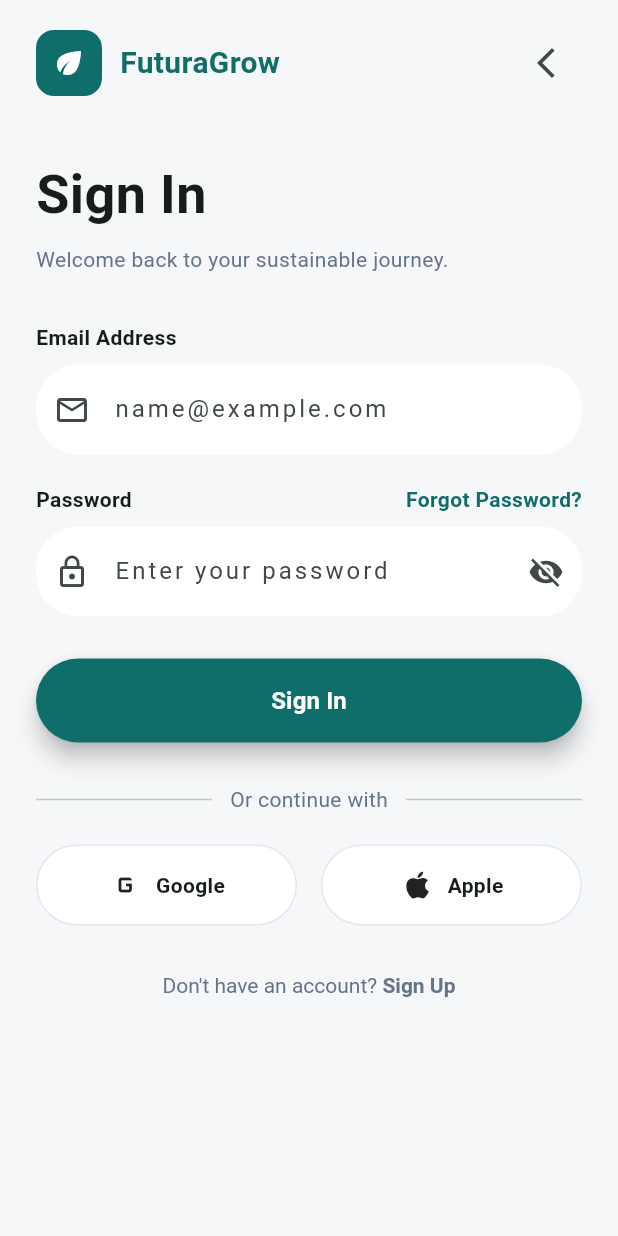
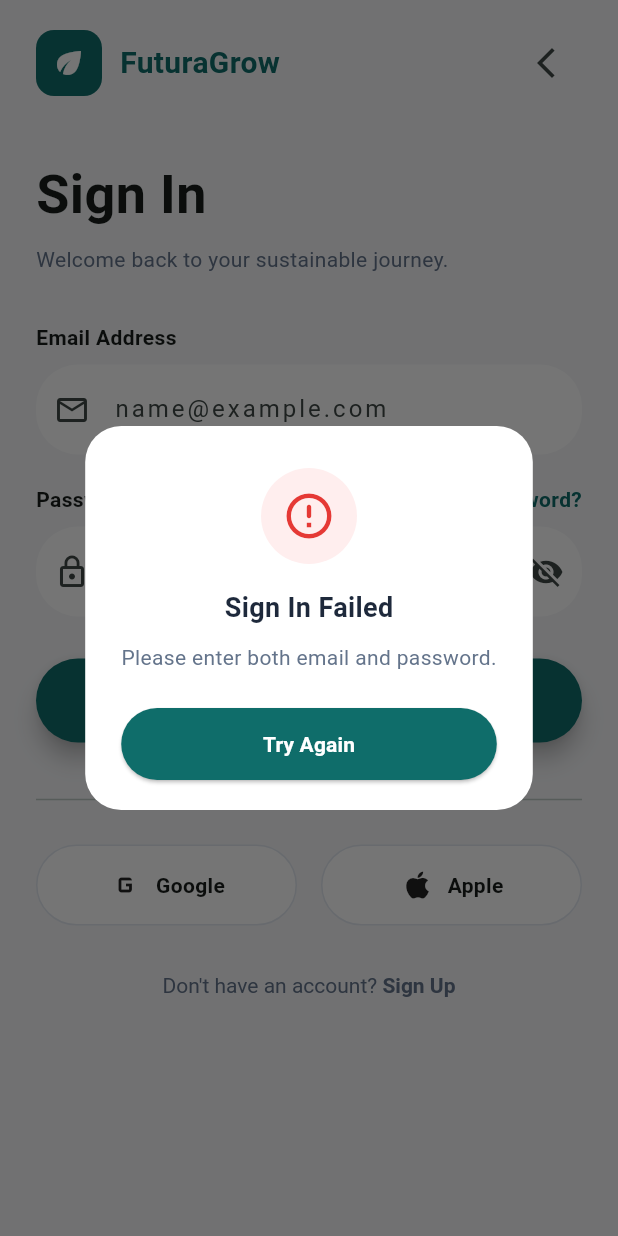
Before and after one commit to KwanJunEr/kitahack_2026, a Flutter app: the SignInScreen screen opened by its route, after a tap on "Sign In", on a phone screen of 412 x 824 dp. Run offline on Flutter 3.47's test engine with Material 3 defaults, Android fonts, the phone set to English and light mode, and no system bars; our stand-ins replace cloud_firestore, firebase_auth, firebase_core; accounts and stored records are empty.

Commit message:
added sign in screen firebase auth logic

```diff
--- a/lib/features/auth/presentation/signin_screen.dart
+++ b/lib/features/auth/presentation/signin_screen.dart
@@ -1,6 +1,8 @@
 import 'package:flutter/material.dart';
 import 'package:flutter/gestures.dart';
+import 'package:firebase_auth/firebase_auth.dart';
 import 'package:kitahack_2026/features/onboarding/screens/onboarding_screen.dart';
+import 'package:kitahack_2026/features/home/presentation/home.dart';
 
 class SignInScreen extends StatefulWidget {
   const SignInScreen({super.key});
@@ -12,44 +14,170 @@ class SignInScreen extends StatefulWidget {
 class _SignInScreenState extends State<SignInScreen>
     with SingleTickerProviderStateMixin {
   late AnimationController _controller;
-
   late Animation<double> _fadeAnimation;
   late Animation<Offset> _slideAnimation;
 
   bool _obscurePassword = true;
   bool _pressed = false;
+  bool _isLoading = false;
+
+  final TextEditingController _emailController = TextEditingController();
+  final TextEditingController _passwordController = TextEditingController();
 
   @override
   void initState() {
     super.initState();
-
     _controller = AnimationController(
       vsync: this,
       duration: const Duration(milliseconds: 900),
     );
-
-    _fadeAnimation = CurvedAnimation(parent: _controller, curve: Curves.easeIn);
-
+    _fadeAnimation =
+        CurvedAnimation(parent: _controller, curve: Curves.easeIn);
     _slideAnimation = Tween<Offset>(
       begin: const Offset(0, 0.08),
       end: Offset.zero,
-    ).animate(CurvedAnimation(parent: _controller, curve: Curves.easeOutCubic));
-
+    ).animate(
+        CurvedAnimation(parent: _controller, curve: Curves.easeOutCubic));
     _controller.forward();
   }
 
   @override
   void dispose() {
     _controller.dispose();
+    _emailController.dispose();
+    _passwordController.dispose();
     super.dispose();
   }
 
-  void _onButtonTapDown(TapDownDetails _) {
-    setState(() => _pressed = true);
+  void _onButtonTapDown(TapDownDetails _) => setState(() => _pressed = true);
+  void _onButtonTapUp(TapUpDetails _) => setState(() => _pressed = false);
+
+  Future<void> _signIn() async {
+    final email = _emailController.text.trim();
+    final password = _passwordController.text.trim();
+
+    if (email.isEmpty || password.isEmpty) {
+      _showErrorDialog("Please enter both email and password.");
+      return;
     }
 
-  void _onButtonTapUp(TapUpDetails _) {
-    setState(() => _pressed = false);
+    setState(() => _isLoading = true);
+
+    try {
+      await FirebaseAuth.instance.signInWithEmailAndPassword(
+        email: email,
+        password: password,
+      );
+
+      if (!mounted) return;
+      Navigator.pushReplacement(
+        context,
+        MaterialPageRoute(builder: (_) => const HomeScreen()),
+      );
+    } on FirebaseAuthException catch (e) {
+      String message;
+      if (e.code == 'user-not-found' ||
+          e.code == 'wrong-password' ||
+          e.code == 'invalid-credential') {
+        message = "Email and password do not match. Please try again.";
+      } else if (e.code == 'invalid-email') {
+        message = "The email address is not valid.";
+      } else if (e.code == 'too-many-requests') {
+        message = "Too many failed attempts. Please try again later.";
+      } else {
+        message = e.message ?? "An error occurred. Please try again.";
+      }
+      _showErrorDialog(message);
+    } catch (_) {
+      _showErrorDialog("An unexpected error occurred. Please try again.");
+    } finally {
+      if (mounted) setState(() => _isLoading = false);
+    }
+  }
+
+  void _showErrorDialog(String message) {
+    showGeneralDialog(
+      context: context,
+      barrierDismissible: true,
+      barrierLabel: "Dismiss",
+      barrierColor: Colors.black54,
+      transitionDuration: const Duration(milliseconds: 350),
+      pageBuilder: (_, __, ___) => const SizedBox.shrink(),
+      transitionBuilder: (context, animation, secondaryAnimation, child) {
+        final curved =
+            CurvedAnimation(parent: animation, curve: Curves.easeOutBack);
+        return ScaleTransition(
+          scale: curved,
+          child: FadeTransition(
+            opacity: animation,
+            child: AlertDialog(
+              shape: RoundedRectangleBorder(
+                borderRadius: BorderRadius.circular(24),
+              ),
+              backgroundColor: Colors.white,
+              contentPadding: const EdgeInsets.fromLTRB(24, 28, 24, 20),
+              content: Column(
+                mainAxisSize: MainAxisSize.min,
+                children: [
+                  Container(
+                    width: 64,
+                    height: 64,
+                    decoration: BoxDecoration(
+                      color: const Color(0xFFFFEEEE),
+                      borderRadius: BorderRadius.circular(32),
+                    ),
+                    child: const Icon(
+                      Icons.error_outline_rounded,
+                      color: Color(0xFFE53935),
+                      size: 36,
+                    ),
+                  ),
+                  const SizedBox(height: 16),
+                  const Text(
+                    "Sign In Failed",
+                    style: TextStyle(
+                      fontSize: 18,
+                      fontWeight: FontWeight.bold,
+                      color: Color(0xFF1E293B),
+                    ),
+                  ),
+                  const SizedBox(height: 10),
+                  Text(
+                    message,
+                    textAlign: TextAlign.center,
+                    style: const TextStyle(
+                      color: Color(0xFF64748B),
+                      fontSize: 14,
+                    ),
+                  ),
+                  const SizedBox(height: 24),
+                  SizedBox(
+                    width: double.infinity,
+                    child: ElevatedButton(
+                      onPressed: () => Navigator.of(context).pop(),
+                      style: ElevatedButton.styleFrom(
+                        backgroundColor: const Color(0xFF0F6D6A),
+                        shape: RoundedRectangleBorder(
+                          borderRadius: BorderRadius.circular(28),
+                        ),
+                        padding: const EdgeInsets.symmetric(vertical: 14),
+                      ),
+                      child: const Text(
+                        "Try Again",
+                        style: TextStyle(
+                          color: Colors.white,
+                          fontWeight: FontWeight.w600,
+                        ),
+                      ),
+                    ),
+                  ),
+                ],
+              ),
+            ),
+          ),
+        );
+      },
+    );
   }
 
   @override
@@ -68,7 +196,7 @@ class _SignInScreenState extends State<SignInScreen>
                 children: [
                   const SizedBox(height: 20),
 
-                  /// Logo
+                  /// Top bar: Logo + Back button
                   Stack(
                     alignment: Alignment.centerLeft,
                     children: [
@@ -81,7 +209,8 @@ class _SignInScreenState extends State<SignInScreen>
                               color: const Color(0xFF0F6D6A),
                               borderRadius: BorderRadius.circular(12),
                             ),
-                            child: const Icon(Icons.eco, color: Colors.white),
+                            child:
+                                const Icon(Icons.eco, color: Colors.white),
                           ),
                           const SizedBox(width: 12),
                           const Text(
@@ -94,8 +223,6 @@ class _SignInScreenState extends State<SignInScreen>
                           ),
                         ],
                       ),
-
-                      /// Right back button (overlay)
                       Positioned(
                         right: 0,
                         child: IconButton(
@@ -107,45 +234,40 @@ class _SignInScreenState extends State<SignInScreen>
                   ),
 
                   const SizedBox(height: 40),
-
                   const Text(
                     "Sign In",
-                    style: TextStyle(fontSize: 36, fontWeight: FontWeight.bold),
+                    style: TextStyle(
+                        fontSize: 36, fontWeight: FontWeight.bold),
                   ),
                   const SizedBox(height: 8),
                   const Text(
                     "Welcome back to your sustainable journey.",
                     style: TextStyle(color: Color(0xFF64748B)),
                   ),
-
                   const SizedBox(height: 32),
 
                   /// Email
-                  const Text(
-                    "Email Address",
-                    style: TextStyle(fontWeight: FontWeight.w600),
-                  ),
+                  const Text("Email Address",
+                      style: TextStyle(fontWeight: FontWeight.w600)),
                   const SizedBox(height: 8),
                   _animatedField(
                     child: TextField(
+                      controller: _emailController,
+                      keyboardType: TextInputType.emailAddress,
                       style: const TextStyle(color: Colors.black),
                       decoration: _inputDecoration(
-                        "name@example.com",
-                        Icons.mail_outline,
-                      ),
+                          "name@example.com", Icons.mail_outline),
                     ),
                   ),
 
                   const SizedBox(height: 20),
 
-                  /// Password
+                  /// Password label row
                   Row(
                     mainAxisAlignment: MainAxisAlignment.spaceBetween,
                     children: const [
-                      Text(
-                        "Password",
-                        style: TextStyle(fontWeight: FontWeight.w600),
-                      ),
+                      Text("Password",
+                          style: TextStyle(fontWeight: FontWeight.w600)),
                       Text(
                         "Forgot Password?",
                         style: TextStyle(
@@ -156,11 +278,11 @@ class _SignInScreenState extends State<SignInScreen>
                     ],
                   ),
                   const SizedBox(height: 8),
-
                   _animatedField(
                     child: TextField(
+                      controller: _passwordController,
+                      obscureText: _obscurePassword,
                       style: const TextStyle(color: Colors.black),
-                      obscureText: _obscurePassword,
                       decoration: _inputDecoration(
                         "Enter your password",
                         Icons.lock_outline,
@@ -174,11 +296,8 @@ class _SignInScreenState extends State<SignInScreen>
                               key: ValueKey(_obscurePassword),
                             ),
                           ),
-                          onPressed: () {
-                            setState(() {
-                              _obscurePassword = !_obscurePassword;
-                            });
-                          },
+                          onPressed: () => setState(
+                              () => _obscurePassword = !_obscurePassword),
                         ),
                       ),
                     ),
@@ -186,7 +305,7 @@ class _SignInScreenState extends State<SignInScreen>
 
                   const SizedBox(height: 28),
 
-                  /// Sign In Button with scale animation
+                  /// Sign In Button
                   GestureDetector(
                     onTapDown: _onButtonTapDown,
                     onTapUp: _onButtonTapUp,
@@ -198,7 +317,7 @@ class _SignInScreenState extends State<SignInScreen>
                         width: double.infinity,
                         height: 56,
                         child: ElevatedButton(
-                          onPressed: () {},
+                          onPressed: _isLoading ? null : _signIn,
                           style: ElevatedButton.styleFrom(
                             backgroundColor: const Color(0xFF0F6D6A),
                             shape: RoundedRectangleBorder(
@@ -206,7 +325,16 @@ class _SignInScreenState extends State<SignInScreen>
                             ),
                             elevation: 6,
                           ),
-                          child: const Text(
+                          child: _isLoading
+                              ? const SizedBox(
+                                  width: 24,
+                                  height: 24,
+                                  child: CircularProgressIndicator(
+                                    color: Colors.white,
+                                    strokeWidth: 2.5,
+                                  ),
+                                )
+                              : const Text(
                                   "Sign In",
                                   style: TextStyle(
                                     color: Colors.white,
@@ -240,10 +368,11 @@ class _SignInScreenState extends State<SignInScreen>
                   Row(
                     children: [
                       Expanded(
-                        child: _socialButton(Icons.g_mobiledata, "Google"),
-                      ),
+                          child: _socialButton(
+                              Icons.g_mobiledata, "Google")),
                       const SizedBox(width: 16),
-                      Expanded(child: _socialButton(Icons.apple, "Apple")),
+                      Expanded(
+                          child: _socialButton(Icons.apple, "Apple")),
                     ],
                   ),
 
@@ -257,13 +386,14 @@ class _SignInScreenState extends State<SignInScreen>
                         children: [
                           TextSpan(
                             text: "Sign Up",
-                            style: const TextStyle(fontWeight: FontWeight.w600),
+                            style: const TextStyle(
+                                fontWeight: FontWeight.w600),
                             recognizer: TapGestureRecognizer()
                               ..onTap = () {
                                 Navigator.push(
                                   context,
                                   MaterialPageRoute(
-                                    builder: (context) =>
+                                    builder: (_) =>
                                         const OnboardingScreen(),
                                   ),
                                 );
@@ -285,22 +415,18 @@ class _SignInScreenState extends State<SignInScreen>
   }
 
   Widget _animatedField({required Widget child}) {
-    return TweenAnimationBuilder(
-      tween: Tween<double>(begin: 0.95, end: 1),
+    return TweenAnimationBuilder<double>(
+      tween: Tween(begin: 0.95, end: 1),
       duration: const Duration(milliseconds: 400),
       curve: Curves.easeOut,
-      builder: (context, value, childWidget) {
-        return Transform.scale(scale: value, child: childWidget);
-      },
+      builder: (context, value, childWidget) =>
+          Transform.scale(scale: value, child: childWidget),
       child: child,
     );
   }
 
-  InputDecoration _inputDecoration(
-    String hint,
-    IconData icon, {
-    Widget? suffix,
-  }) {
+  InputDecoration _inputDecoration(String hint, IconData icon,
+      {Widget? suffix}) {
     return InputDecoration(
       hintText: hint,
       prefixIcon: Icon(icon),
```
Also changed, not shown: pubspec.lock. Lines whose indentation alone changed are shown as unchanged.
